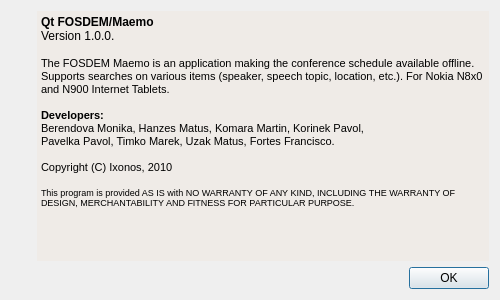
Qt form src/gui/about.ui (edulix/confclerk) before a commit.
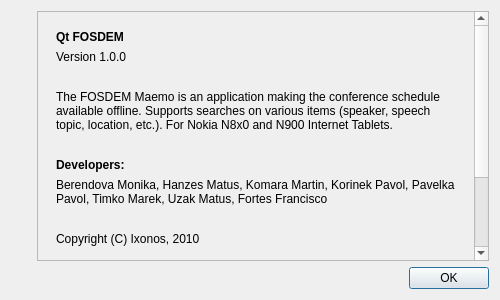
The same form after that commit. Icons and pictures are not drawn.

Commit message: modified 'about application' dialog

```diff
--- a/src/gui/about.ui
+++ b/src/gui/about.ui
@@ -140,49 +140,161 @@
      <item>
       <layout class="QVBoxLayout" name="verticalLayout_2">
        <item>
-        <widget class="QTextBrowser" name="textBrowser">
-         <property name="enabled">
+        <widget class="QScrollArea" name="scrollArea" >
+         <property name="widgetResizable" >
           <bool>true</bool>
          </property>
-         <property name="autoFillBackground">
-          <bool>true</bool>
-         </property>
-         <property name="locale">
-          <locale language="C" country="AnyCountry"/>
-         </property>
-         <property name="frameShape">
-          <enum>QFrame::NoFrame</enum>
-         </property>
-         <property name="frameShadow">
-          <enum>QFrame::Plain</enum>
-         </property>
-         <property name="readOnly">
-          <bool>true</bool>
-         </property>
-         <property name="html">
-          <string>&lt;!DOCTYPE HTML PUBLIC &quot;-//W3C//DTD HTML 4.0//EN&quot; &quot;http://www.w3.org/TR/REC-html40/strict.dtd&quot;&gt;
-&lt;html&gt;&lt;head&gt;&lt;meta name=&quot;qrichtext&quot; content=&quot;1&quot; /&gt;&lt;style type=&quot;text/css&quot;&gt;
-p, li { white-space: pre-wrap; }
-&lt;/style&gt;&lt;/head&gt;&lt;body style=&quot; font-family:'Sans'; font-size:10pt; font-weight:400; font-style:normal;&quot;&gt;
-&lt;p style=&quot; margin-top:0px; margin-bottom:0px; margin-left:0px; margin-right:0px; -qt-block-indent:0; text-indent:0px;&quot;&gt;&lt;span style=&quot; font-family:'Sans Serif'; font-size:9pt; font-weight:600; color:#000000;&quot;&gt;Qt FOSDEM/Maemo&lt;/span&gt;&lt;/p&gt;
-&lt;p style=&quot; margin-top:0px; margin-bottom:0px; margin-left:0px; margin-right:0px; -qt-block-indent:0; text-indent:0px;&quot;&gt;&lt;span style=&quot; font-family:'Sans Serif'; font-size:9pt; color:#000000;&quot;&gt;Version 1.0.0.&lt;/span&gt;&lt;/p&gt;
-&lt;p style=&quot;-qt-paragraph-type:empty; margin-top:0px; margin-bottom:0px; margin-left:0px; margin-right:0px; -qt-block-indent:0; text-indent:0px; font-family:'Sans Serif'; font-size:9pt;&quot;&gt;&lt;/p&gt;
-&lt;p style=&quot; margin-top:0px; margin-bottom:0px; margin-left:0px; margin-right:0px; -qt-block-indent:0; text-indent:0px;&quot;&gt;&lt;span style=&quot; font-family:'MS Shell Dlg 2'; font-size:8pt;&quot;&gt;The FOSDEM Maemo is an application making the conference schedule available offline. Supports searches on various items (speaker, speech topic, location, etc.). For Nokia N8x0 and N900 Internet Tablets.&lt;/span&gt;&lt;/p&gt;
-&lt;p style=&quot;-qt-paragraph-type:empty; margin-top:0px; margin-bottom:0px; margin-left:0px; margin-right:0px; -qt-block-indent:0; text-indent:0px; font-family:'MS Shell Dlg 2'; font-size:8pt;&quot;&gt;&lt;/p&gt;
-&lt;p style=&quot; margin-top:0px; margin-bottom:0px; margin-left:0px; margin-right:0px; -qt-block-indent:0; text-indent:0px;&quot;&gt;&lt;span style=&quot; font-family:'MS Shell Dlg 2'; font-size:8pt; font-weight:600; color:#000000;&quot;&gt;Developers:&lt;/span&gt;&lt;/p&gt;
-&lt;p style=&quot; margin-top:0px; margin-bottom:0px; margin-left:0px; margin-right:0px; -qt-block-indent:0; text-indent:0px;&quot;&gt;&lt;span style=&quot; font-family:'MS Shell Dlg 2'; font-size:8pt; color:#000000;&quot;&gt;Berendova Monika, Hanzes Matus, Komara Martin, Korinek Pavol,&lt;/span&gt;&lt;/p&gt;
-&lt;p style=&quot; margin-top:0px; margin-bottom:0px; margin-left:0px; margin-right:0px; -qt-block-indent:0; text-indent:0px;&quot;&gt;&lt;span style=&quot; font-family:'MS Shell Dlg 2'; font-size:8pt; color:#000000;&quot;&gt;Pavelka Pavol, Timko Marek, Uzak Matus, Fortes Francisco.&lt;/span&gt;&lt;/p&gt;
-&lt;p style=&quot;-qt-paragraph-type:empty; margin-top:0px; margin-bottom:0px; margin-left:0px; margin-right:0px; -qt-block-indent:0; text-indent:0px; font-family:'MS Shell Dlg 2'; font-size:8pt;&quot;&gt;&lt;/p&gt;
-&lt;p style=&quot; margin-top:0px; margin-bottom:0px; margin-left:0px; margin-right:0px; -qt-block-indent:0; text-indent:0px;&quot;&gt;&lt;span style=&quot; font-family:'MS Shell Dlg 2'; font-size:8pt; color:#000000;&quot;&gt;Copyright (C) Ixonos, 2010&lt;/span&gt;&lt;/p&gt;
-&lt;p style=&quot;-qt-paragraph-type:empty; margin-top:0px; margin-bottom:0px; margin-left:0px; margin-right:0px; -qt-block-indent:0; text-indent:0px; font-family:'MS Shell Dlg 2'; font-size:8pt;&quot;&gt;&lt;/p&gt;
-&lt;p style=&quot; margin-top:0px; margin-bottom:0px; margin-left:0px; margin-right:0px; -qt-block-indent:0; text-indent:0px;&quot;&gt;&lt;span style=&quot; font-family:'MS Shell Dlg 2'; font-size:7pt; color:#000000;&quot;&gt;This program is provided AS IS with NO WARRANTY OF ANY KIND, INCLUDING THE WARRANTY OF DESIGN, MERCHANTABILITY AND FITNESS FOR PARTICULAR PURPOSE.&lt;/span&gt;&lt;/p&gt;&lt;/body&gt;&lt;/html&gt;</string>
-         </property>
-         <property name="overwriteMode">
-          <bool>false</bool>
-         </property>
-         <property name="acceptRichText">
-          <bool>true</bool>
-         </property>
+         <widget class="QWidget" name="scrollAreaWidgetContents" >
+          <property name="geometry" >
+           <rect>
+            <x>0</x>
+            <y>-183</y>
+            <width>431</width>
+            <height>421</height>
+           </rect>
+          </property>
+          <layout class="QGridLayout" name="gridLayout_2" >
+           <item row="0" column="0" >
+            <widget class="QWidget" native="1" name="content" >
+             <layout class="QVBoxLayout" name="verticalLayout_3" >
+              <item>
+               <widget class="QLabel" name="label" >
+                <property name="sizePolicy" >
+                 <sizepolicy vsizetype="Preferred" hsizetype="Preferred" >
+                  <horstretch>0</horstretch>
+                  <verstretch>0</verstretch>
+                 </sizepolicy>
+                </property>
+                <property name="font" >
+                 <font>
+                  <weight>75</weight>
+                  <bold>true</bold>
+                 </font>
+                </property>
+                <property name="text" >
+                 <string>Qt FOSDEM</string>
+                </property>
+               </widget>
+              </item>
+              <item>
+               <widget class="QLabel" name="label_2" >
+                <property name="text" >
+                 <string>Version 1.0.0</string>
+                </property>
+               </widget>
+              </item>
+              <item>
+               <widget class="QLabel" name="spacer" >
+                <property name="text" >
+                 <string/>
+                </property>
+               </widget>
+              </item>
+              <item>
+               <widget class="QLabel" name="description" >
+                <property name="text" >
+                 <string>The FOSDEM Maemo is an application making the conference schedule available offline. Supports searches on various items (speaker, speech topic, location, etc.). For Nokia N8x0 and N900 Internet Tablets.</string>
+                </property>
+                <property name="wordWrap" >
+                 <bool>true</bool>
+                </property>
+                <property name="openExternalLinks" >
+                 <bool>true</bool>
+                </property>
+               </widget>
+              </item>
+              <item>
+               <widget class="QLabel" name="spacer_2" >
+                <property name="text" >
+                 <string/>
+                </property>
+               </widget>
+              </item>
+              <item>
+               <widget class="QLabel" name="label_3" >
+                <property name="font" >
+                 <font>
+                  <weight>75</weight>
+                  <bold>true</bold>
+                 </font>
+                </property>
+                <property name="text" >
+                 <string>Developers:</string>
+                </property>
+               </widget>
+              </item>
+              <item>
+               <widget class="QLabel" name="label_4" >
+                <property name="text" >
+                 <string>Berendova Monika, Hanzes Matus, Komara Martin, Korinek Pavol, Pavelka Pavol, Timko Marek, Uzak Matus, Fortes Francisco</string>
+                </property>
+                <property name="wordWrap" >
+                 <bool>true</bool>
+                </property>
+               </widget>
+              </item>
+              <item>
+               <widget class="QLabel" name="spacer_3" >
+                <property name="text" >
+                 <string/>
+                </property>
+               </widget>
+              </item>
+              <item>
+               <widget class="QLabel" name="copyright" >
+                <property name="font" >
+                 <font>
+                  <pointsize>9</pointsize>
+                 </font>
+                </property>
+                <property name="text" >
+                 <string>Copyright (C) Ixonos, 2010</string>
+                </property>
+                <property name="wordWrap" >
+                 <bool>true</bool>
+                </property>
+               </widget>
+              </item>
+              <item>
+               <widget class="QLabel" name="spacer_4" >
+                <property name="text" >
+                 <string/>
+                </property>
+               </widget>
+              </item>
+              <item>
+               <widget class="QLabel" name="warranty" >
+                <property name="font" >
+                 <font>
+                  <pointsize>9</pointsize>
+                 </font>
+                </property>
+                <property name="text" >
+                 <string>This program is provided AS IS with NO WARRANTY OF ANY KIND, INCLUDING THE WARRANTY OF DESIGN, MERCHANTABILITY AND FITNESS FOR PARTICULAR PURPOSE.</string>
+                </property>
+                <property name="wordWrap" >
+                 <bool>true</bool>
+                </property>
+               </widget>
+              </item>
+             </layout>
+            </widget>
+           </item>
+           <item row="1" column="0" >
+            <spacer name="verticalSpacer_2" >
+             <property name="orientation" >
+              <enum>Qt::Vertical</enum>
+             </property>
+             <property name="sizeHint" stdset="0" >
+              <size>
+               <width>20</width>
+               <height>40</height>
+              </size>
+             </property>
+            </spacer>
+           </item>
+          </layout>
+         </widget>
         </widget>
        </item>
        <item>
```
Left out of the diff: 130 changed lines with no effect on the pictures.
